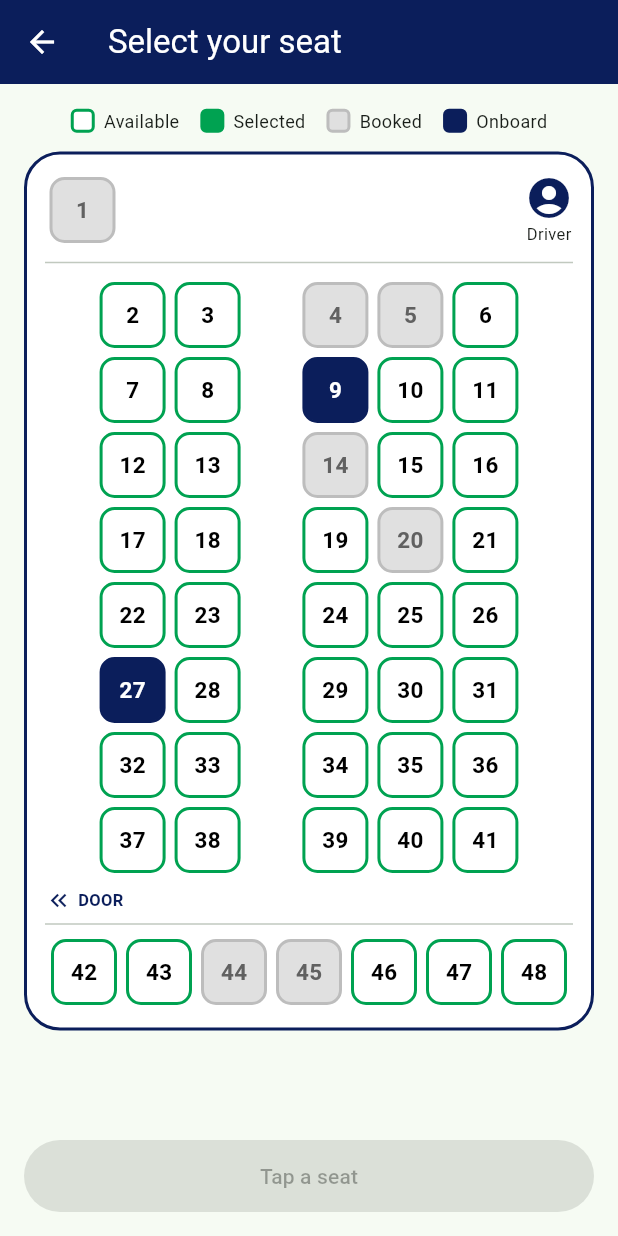
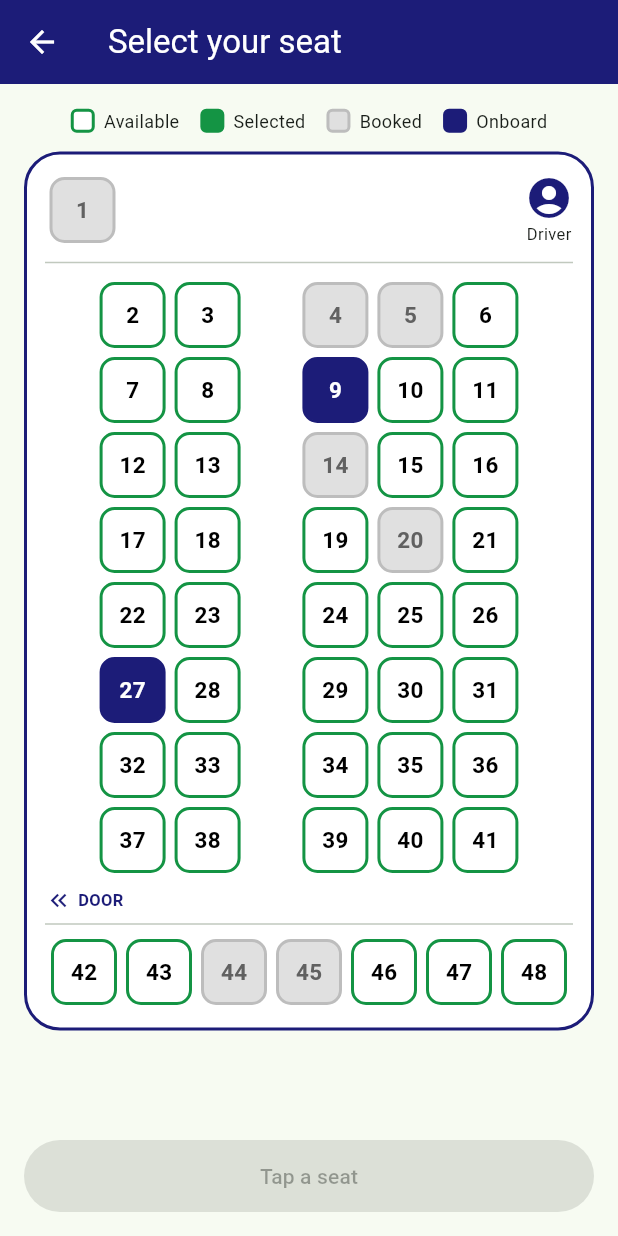
Before and after one commit to sulimankhan12580-design/smart_universty_Bus, a Flutter app: the SeatMapDemo screen opened directly, on a phone screen of 412 x 824 dp. Run offline on Flutter 3.47's test engine with Material 3 defaults, Android fonts, the phone set to English and light mode, and no system bars; our stand-ins replace cloud_firestore, firebase_auth, firebase_core; accounts and stored records are empty.

Commit message:
Match theme colors to UVAS logo, show departure time in My Bookings

```diff
--- a/lib/theme.dart
+++ b/lib/theme.dart
@@ -1,8 +1,10 @@
 import 'package:flutter/material.dart';
 
-const kGreen = Color(0xFF00A251);
-const kNavy = Color(0xFF0B1E5B);
-const kSky = Color(0xFF0090D8);
+const kGreen = Color(0xFF149444);
+const kNavy = Color(0xFF1C1C78);
+const kSky = Color(0xFF00A8D8);
+
+
 
 final appTheme = ThemeData(
   useMaterial3: true,
```
